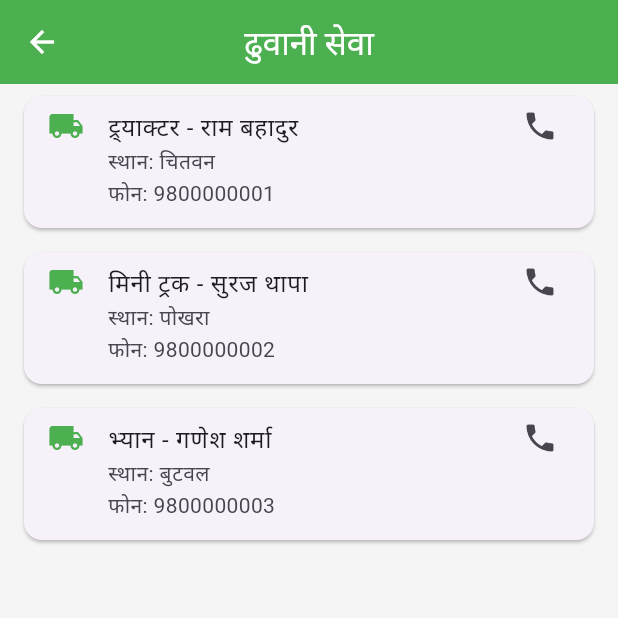
After one commit to Monicajimba123/hack4change_codesprint, a Flutter app: the BuyerDashboard screen opened by its route, after a tap on "ढुवानी सेवा", on a phone screen of 412 x 824 dp, the top half of it. The commit adds this screen. Run offline on Flutter 3.47's test engine with Material 3 defaults, Android fonts, the phone set to English and light mode, and no system bars; our stand-ins replace google_maps_flutter, permission_handler, table_calendar; missing offline and left inert: nepali_date_picker.

Commit message:
driver sewa

```diff
--- a/lib/screens/buyer_dashboard.dart
+++ b/lib/screens/buyer_dashboard.dart
@@ -1,4 +1,6 @@
 import 'package:flutter/material.dart';
+import 'transportation_service_screen.dart';
+// ✅ Added
 
 class BuyerDashboard extends StatelessWidget {
   const BuyerDashboard({super.key});
@@ -36,7 +38,7 @@ class BuyerDashboard extends StatelessWidget {
         leading: IconButton(
           icon: const Icon(Icons.arrow_back),
           onPressed: () {
-            Navigator.pushReplacementNamed(context, '/');  // Navigate to login page
+            Navigator.pushReplacementNamed(context, '/');
           },
         ),
       ),
@@ -103,6 +105,21 @@ class BuyerDashboard extends StatelessWidget {
                 Navigator.pushNamed(context, '/recommendations');
               },
             ),
+            // ✅ Added Transportation Service
+            _buildDashboardCard(
+              context,
+              icon: Icons.local_shipping,
+              title: 'ढुवानी सेवा',
+              subtitle: 'उपलब्ध यातायात सेवाहरू हेर्नुहोस्',
+              onTap: () {
+                Navigator.push(
+                  context,
+                  MaterialPageRoute(
+                    builder: (context) => const TransportationServiceScreen(),
+                  ),
+                );
+              },
+            ),
           ],
         ),
       ),
--- /dev/null
+++ b/lib/screens/transportation_service_screen.dart
@@ -0,0 +1,60 @@
+import 'package:flutter/material.dart';
+
+class TransportationServiceScreen extends StatelessWidget {
+  const TransportationServiceScreen({super.key});
+
+  @override
+  Widget build(BuildContext context) {
+    final List<Map<String, String>> transportOptions = [
+      {
+        'vehicle': 'ट्र्याक्टर',
+        'driver': 'राम बहादुर',
+        'location': 'चितवन',
+        'contact': '9800000001',
+      },
+      {
+        'vehicle': 'मिनी ट्रक',
+        'driver': 'सुरज थापा',
+        'location': 'पोखरा',
+        'contact': '9800000002',
+      },
+      {
+        'vehicle': 'भ्यान',
+        'driver': 'गणेश शर्मा',
+        'location': 'बुटवल',
+        'contact': '9800000003',
+      },
+    ];
+
+    return Scaffold(
+      appBar: AppBar(title: const Text('ढुवानी सेवा'), centerTitle: true),
+      body: ListView.builder(
+        itemCount: transportOptions.length,
+        itemBuilder: (context, index) {
+          final option = transportOptions[index];
+          return Card(
+            margin: const EdgeInsets.symmetric(horizontal: 16, vertical: 8),
+            child: ListTile(
+              leading: const Icon(Icons.local_shipping, color: Colors.green),
+              title: Text('${option['vehicle']} - ${option['driver']}'),
+              subtitle: Text(
+                'स्थान: ${option['location']}\nफोन: ${option['contact']}',
+              ),
+              isThreeLine: true,
+              trailing: const Icon(Icons.phone),
+              onTap: () {
+                ScaffoldMessenger.of(context).showSnackBar(
+                  SnackBar(
+                    content: Text(
+                      '${option['driver']} लाई सम्पर्क गर्नुहोस्: ${option['contact']}',
+                    ),
+                  ),
+                );
+              },
+            ),
+          );
+        },
+      ),
+    );
+  }
+}
```
Also changed, not shown: lib/screens/chat_screen.dart (+37 -9 lines), lib/screens/farmer_dashboard.dart (+25 -19 lines).
